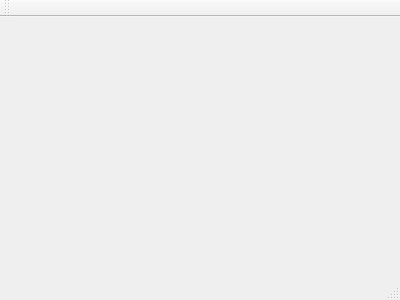
Old version of the form mobileapp/mobileapp-pointRelai/mainwindow.ui in the repository vautheman/newworld.
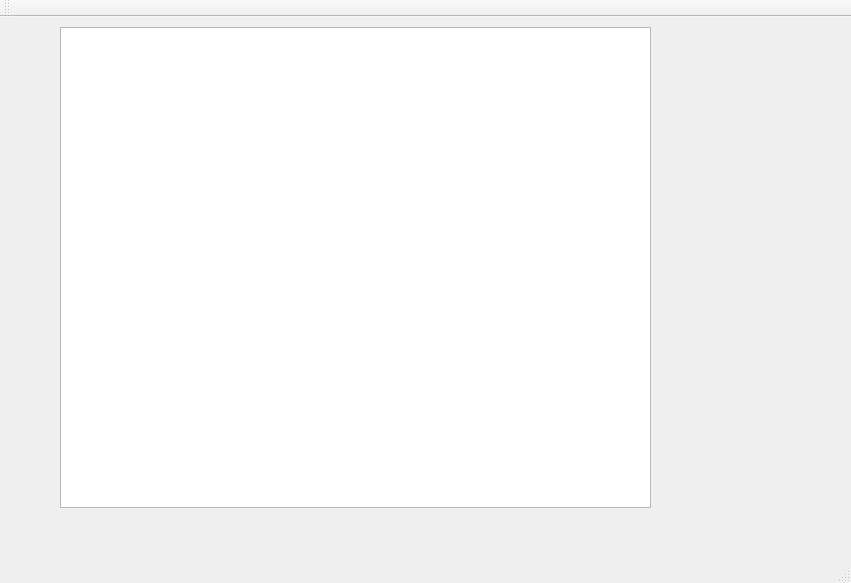
New version of the form.

The edit to the form file:
```diff
--- a/mobileapp/mobileapp-pointRelai/mainwindow.ui
+++ b/mobileapp/mobileapp-pointRelai/mainwindow.ui
@@ -1,24 +1,50 @@
 <ui version="4.0">
  <class>MainWindow</class>
- <widget class="QMainWindow" name="MainWindow" >
-  <property name="geometry" >
+ <widget class="QMainWindow" name="MainWindow">
+  <property name="geometry">
    <rect>
     <x>0</x>
     <y>0</y>
-    <width>400</width>
-    <height>300</height>
+    <width>851</width>
+    <height>583</height>
    </rect>
   </property>
   <property name="windowTitle" >
    <string>MainWindow</string>
   </property>
-  <widget class="QMenuBar" name="menuBar" />
-  <widget class="QToolBar" name="mainToolBar" />
-  <widget class="QWidget" name="centralWidget" />
-  <widget class="QStatusBar" name="statusBar" />
+  <widget class="QWidget" name="centralWidget">
+   <widget class="QTableWidget" name="tableWidget_Livraison">
+    <property name="geometry">
+     <rect>
+      <x>60</x>
+      <y>10</y>
+      <width>591</width>
+      <height>481</height>
+     </rect>
+    </property>
+   </widget>
+  </widget>
+  <widget class="QMenuBar" name="menuBar">
+   <property name="geometry">
+    <rect>
+     <x>0</x>
+     <y>0</y>
+     <width>851</width>
+     <height>25</height>
+    </rect>
+   </property>
+  </widget>
+  <widget class="QToolBar" name="mainToolBar">
+   <attribute name="toolBarArea">
+    <enum>TopToolBarArea</enum>
+   </attribute>
+   <attribute name="toolBarBreak">
+    <bool>false</bool>
+   </attribute>
+  </widget>
+  <widget class="QStatusBar" name="statusBar"/>
  </widget>
- <layoutDefault spacing="6" margin="11" />
- <pixmapfunction></pixmapfunction>
+ <layoutdefault spacing="6" margin="11"/>
  <resources/>
  <connections/>
 </ui>
```
Left out of the diff: 3 changed lines with no effect on the pictures.
